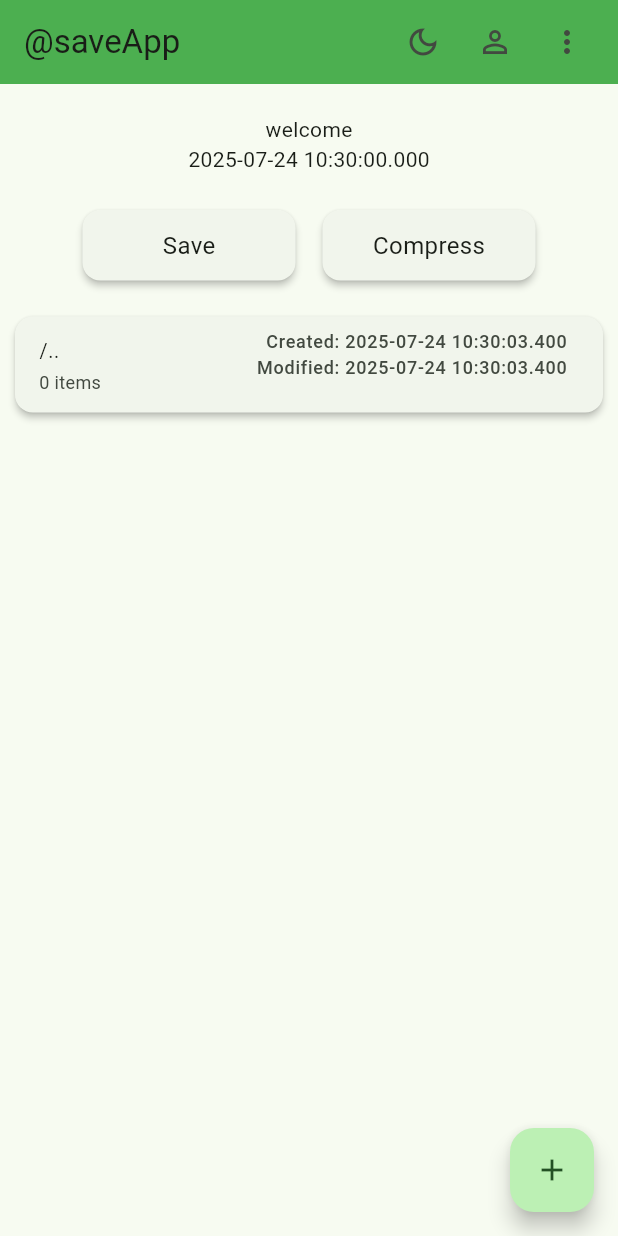
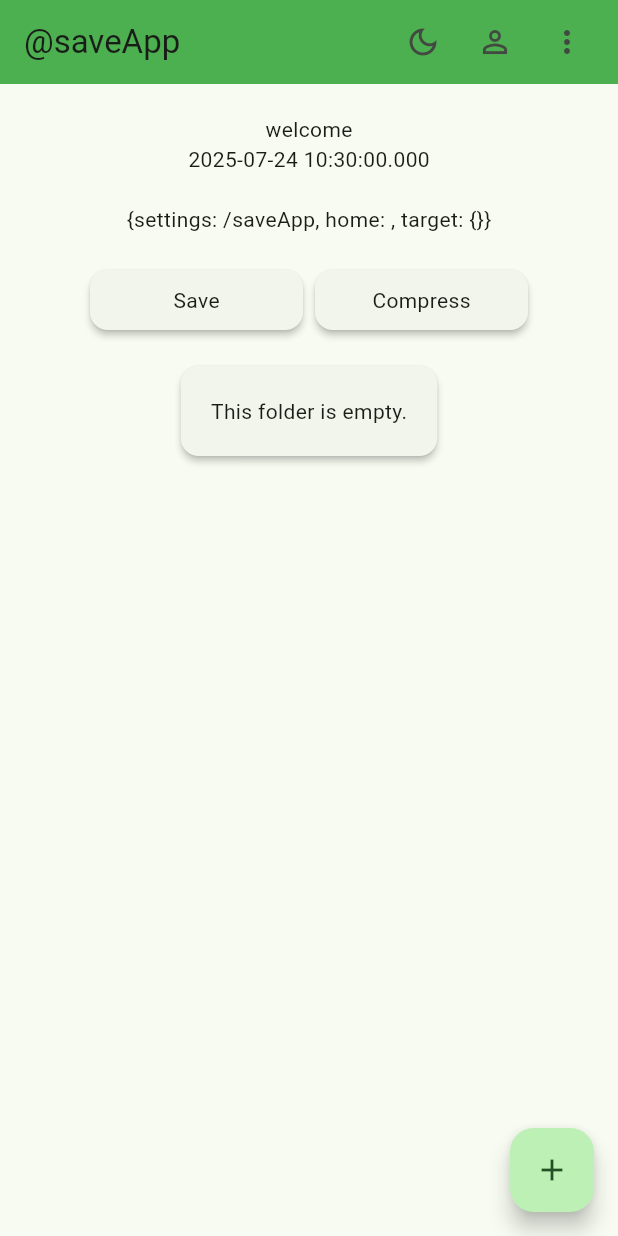
Before and after one commit to xipspace/save-app, a Flutter app: the screen it shows after launch, after a tap on the "add" icon, on a phone screen of 412 x 824 dp. Run offline on Flutter 3.47's test engine with Material 3 defaults, Android fonts, the phone set to English and light mode, and no system bars; our stand-ins replace get.

Commit message:
refactors view and controller

```diff
--- a/lib/app_controller.dart
+++ b/lib/app_controller.dart
@@ -4,13 +4,26 @@ import 'dart:convert';
 import 'package:flutter/material.dart';
 import 'package:get/get.dart';
 
-import 'package:archive/archive.dart';
+import 'app_model.dart';
 
-import 'app_model.dart';
+class AppBindings implements Bindings {
+  @override
+  void dependencies() {
+    Get.put(HomeController());
+    Get.put(StreamController());
+    Get.put(ViewController());
+  }
+}
 
 class HomeController extends GetxController {
   RxString msg = 'welcome'.obs;
   RxString timeStamp = 'time'.obs;
+
+  RxMap<String, dynamic> userSettings = <String, dynamic>{
+    'settings': '', // settings.json location
+    'home': '', // init location
+    'target': {}, // collection of objects to operate
+  }.obs;
 
   void setStamp() => timeStamp.value = DateTime.now().toString();
 
@@ -21,13 +34,10 @@ class HomeController extends GetxController {
   }
 
   @override
-  void onInit() {
-    super.onInit();
+  void onReady() {
+    super.onReady();
     setStamp();
   }
-}
-
-class ViewController extends GetxController {
 
   void showDialog(String title, String content) {
     Get.dialog(
@@ -35,102 +45,67 @@ class ViewController extends GetxController {
         title: Text(title),
         content: Text(content),
         actions: [
-          TextButton(onPressed: () => Get.back(), child: const Text('OK')),
+          TextButton(
+            onPressed: () => Get.back(),
+            child: const Column(children: [SizedBox(width: 50), Text('OK')]),
+          ),
         ],
       ),
     );
   }
-
 }
 
-class VersioningController extends GetxController {
-  final ViewController viewController = Get.find<ViewController>();
+class StreamController extends GetxController {
+  final HomeController home = Get.find<HomeController>();
 
-  RxList<FileObject> folderContents = <FileObject>[].obs;
-  Map<String, dynamic> userSettings = {};
-
-  RxString userSelection = ''.obs;
-
-  String currentPath = '';
-  List<String> pathHistory = [];
-
-  final Map<String, dynamic> defaultSettings = {
-    'settingsAddress': '',
-    'targetAddress': '',
-  };
-
-  VersioningController() {
-    defaultSettings['settingsAddress'] = _localAppDataAddress();
-    defaultSettings['targetAddress'] = Directory.current.path;
-    currentPath = defaultSettings['targetAddress'];
+  String get settingsFilePath {
+    return '${home.userSettings['settings']}${Platform.pathSeparator}settings.json';
   }
 
   @override
   void onReady() async {
     super.onReady();
 
-    final settingsPath = defaultSettings['settingsAddress'];
-    await validateSettings(settingsPath);
-
-    final targetPath =
-        userSettings['targetAddress'] as String? ??
-        defaultSettings['targetAddress'];
-
-    currentPath = targetPath;
-    await loadTarget(targetPath, pushToHistory: false);
+    final folderPath = _localAppData();
+    home.userSettings['settings'] = folderPath;
+    await validateSettings(settingsFilePath);
   }
 
-
-
-  String _settingsAddress(String folderPath) {
-    return '${folderPath.endsWith(Platform.pathSeparator) ? folderPath : '$folderPath${Platform.pathSeparator}'}settings.json';
-  }
-
-  String _localAppDataAddress() {
+  String _localAppData() {
     String appDataPath = Platform.environment['localappdata'] ?? '';
     String appFolder = 'saveApp';
     return '$appDataPath${Platform.pathSeparator}$appFolder';
   }
 
-  // ensures that settings.json exists and is valid
-  Future<void> validateSettings(String basePath) async {
-    final file = File(_settingsAddress(basePath));
+  Future<void> validateSettings(String filePath) async {
+    final file = File(filePath);
 
     try {
       if (!await file.exists()) {
-        // file does not exist, create it with default settings
-        userSettings = Map.from(defaultSettings);
-        await writeSettings(basePath);
+        await createSettings(filePath);
         return;
       }
 
       final contents = await file.readAsString();
 
       if (contents.trim().isEmpty) {
-        // file is empty, write default settings
-        userSettings = Map.from(defaultSettings);
-        await writeSettings(basePath);
+        await createSettings(filePath);
         return;
       }
 
-      // attempt to parse the JSON
       final parsed = jsonDecode(contents);
 
       if (parsed is Map<String, dynamic>) {
-        // load settings directly from the file without merging
-        userSettings = parsed;
+        (home.userSettings).value = parsed;
       } else {
         throw const FormatException('corrupt settings file');
       }
     } catch (_) {
-      // on error, revert to default settings
-      userSettings = Map.from(defaultSettings);
-      await writeSettings(basePath);
+      await createSettings(filePath);
     }
   }
 
-  Future<void> writeSettings(String basePath) async {
-    final filePath = _settingsAddress(basePath);
+  Future<void> createSettings(String filePath) async {
     final file = File(filePath);
     final tempFile = File('$filePath.tmp');
 
@@ -139,66 +114,75 @@ class VersioningController extends GetxController {
       if (!await dir.exists()) {
         await dir.create(recursive: true);
       }
-
-      await tempFile.writeAsString(
-        JsonEncoder.withIndent('  ').convert(userSettings),
-        mode: FileMode.write,
-      );
-
+      await tempFile.writeAsString(JsonEncoder.withIndent('  ').convert(home.userSettings), mode: FileMode.write);
       await tempFile.rename(filePath);
     } catch (e) {
-      viewController.showDialog('Write Error', 'failed to write settings: $e');
+      home.showDialog('Write Error', 'failed to write settings: $e');
     }
   }
 
-  Future<void> updateSetting(String basePath, String key, dynamic value) async {
-    await validateSettings(basePath);
-    userSettings[key] = value;
-    await writeSettings(basePath);
+  Future<dynamic> readSettings(String filePath, String key, [dynamic fallback]) async {
+    await validateSettings(filePath);
+    return home.userSettings.containsKey(key) ? home.userSettings[key] : fallback;
   }
 
-  Future<void> removeSetting(String basePath, String key) async {
-    await validateSettings(basePath);
-    userSettings.remove(key);
-    await writeSettings(basePath);
+  Future<void> updateSettings(String filePath, String key, dynamic value) async {
+    await validateSettings(filePath);
+    home.userSettings[key] = value;
+    await createSettings(filePath);
   }
 
-  Future<dynamic> getSetting(
-    String basePath,
-    String key, [
-    dynamic fallback,
-  ]) async {
-    await validateSettings(basePath);
-    return userSettings.containsKey(key) ? userSettings[key] : fallback;
+  Future<void> deleteSettings(String filePath, String key) async {
+    await validateSettings(filePath);
+    home.userSettings.remove(key);
+    await createSettings(filePath);
+  }
 }
 
-  Future<void> loadTarget(String path, {bool pushToHistory = true}) async {
-    if (pushToHistory) {
-      pathHistory.add(currentPath);
+
+
+class ViewController extends GetxController {
+  final HomeController home = Get.find<HomeController>();
+
+  String viewLocation = '';
+  RxList<FileObject> viewContents = <FileObject>[].obs;
+  final String defaultLocation = Directory.current.path;
+
+  @override
+  void onReady() {
+    super.onReady();
+
+    // try to load from user settings if available
+    final savedLocation = home.userSettings['home'];
+    viewLocation = (savedLocation is String && savedLocation.isNotEmpty) ? savedLocation : defaultLocation;
+
+    readLocation();
   }
 
-    currentPath = path;
-
-    try {
+  // loads the content of viewLocation into viewContents
+  Future<void> readLocation() async {
     final dir = Directory(
-        path.endsWith(Platform.pathSeparator)
-            ? path
-            : '$path${Platform.pathSeparator}',
+      viewLocation.endsWith(Platform.pathSeparator) ? viewLocation : '$viewLocation${Platform.pathSeparator}',
     );
 
     if (!await dir.exists()) {
-        throw Exception('directory does not exist: $path');
+      home.showDialog('Error', 'directory does not exist:\n$viewLocation');
+      return;
     }
 
-      final entries = dir.list();
+    final Map<String, FileObject> previousMap = {for (final item in viewContents) item.identitySignature: item};
+
     List<FileObject> tempContents = [];
 
-      await for (var entry in entries) {
+    await for (final entry in dir.list()) {
       try {
         final stat = await entry.stat();
         final name = entry.path.split(Platform.pathSeparator).last;
         final created = stat.changed;
         final modified = stat.modified;
+        final identity = '${entry.path}|$created';
+
+        FileObject? oldItem = previousMap[identity];
 
         if (entry is File) {
           tempContents.add(
@@ -209,164 +193,48 @@ class VersioningController extends GetxController {
               modified: modified,
               size: stat.size,
               extension: name.contains('.') ? name.split('.').last : '',
-              ),
+            )..isSelected.value = oldItem?.isSelected.value ?? false,
           );
         } else if (entry is Directory) {
           int itemCount = 0;
           try {
             itemCount = await entry.list().length;
-            } catch (_) {
-              // Skip inaccessible folder count
+          } catch (_) {}
+
+          tempContents.add(
+            FolderItem(name: name, path: entry.path, created: created, modified: modified, itemCount: itemCount)
+              ..isSelected.value = oldItem?.isSelected.value ?? false,
+          );
+        }
+      } catch (_) {}
     }
 
-            tempContents.add(
-              FolderItem(
-                name: name,
-                path: entry.path,
-                created: created,
-                modified: modified,
-                itemCount: itemCount,
-              ),
-            );
-          }
-        } catch (_) {
-          // Skip this entry if it can't be accessed
-        }
+    // Always apply sorting before pushing to the UI
+    tempContents.sort((a, b) {
+      final aIsFolder = a is FolderItem ? 0 : 1;
+      final bIsFolder = b is FolderItem ? 0 : 1;
+      final typeCompare = aIsFolder.compareTo(bIsFolder);
+      return typeCompare != 0 ? typeCompare : a.name.toLowerCase().compareTo(b.name.toLowerCase());
+    });
+
+    viewContents.value = tempContents;
   }
 
-      // Add parent ("..") entry if not at root
-      if (!_isRoot(path)) {
-        final parentDir = Directory(path).parent.path;
-        tempContents.insert(
-          0,
-          FolderItem(
-            name: '..',
-            path: parentDir,
-            created: DateTime.now(),
-            modified: DateTime.now(),
-            itemCount: 0,
-          ),
-        );
+  /// sorts viewContents alphabetically by name
+  void sortNameAsc() {
+    viewContents.sort((a, b) => a.name.toLowerCase().compareTo(b.name.toLowerCase()));
   }
 
-      // Sort folders first, then alphabetically
-      tempContents.sort((a, b) {
-        final aIsDir = a is FolderItem;
-        final bIsDir = b is FolderItem;
-        return aIsDir != bIsDir
-            ? (aIsDir ? -1 : 1)
-            : a.name.toLowerCase().compareTo(b.name.toLowerCase());
+  // sorts viewContents with folders first, then files
+  void sortFolderFirst() {
+    viewContents.sort((a, b) {
+      final aIsFolder = a is FolderItem ? 0 : 1;
+      final bIsFolder = b is FolderItem ? 0 : 1;
+      final typeCompare = aIsFolder.compareTo(bIsFolder);
+
+      if (typeCompare != 0) return typeCompare;
+      return a.name.toLowerCase().compareTo(b.name.toLowerCase());
     });
-
-      folderContents
-        ..clear()
-        ..addAll(tempContents);
-    } catch (e) {
-      viewController.showDialog('Error', 'failed to read target: $e');
-    }
-  }
-
-  void goBack() {
-    if (_isRoot(currentPath)) {
-      viewController.showDialog('Warning', 'You are already at the root directory.');
-      return;
-    }
-
-    final parent = Directory(currentPath).parent.path;
-    loadTarget(parent, pushToHistory: false);
-  }
-
-  bool _isRoot(String path) {
-    final dir = Directory(path);
-    return dir.parent.path == path;
   }
 
 }
-
-class ArchiveController extends GetxController {
-  final ViewController viewController = Get.find<ViewController>();
-  final VersioningController versioningController = Get.find<VersioningController>();
-
-  String _generateTimestamp() {
-    final now = DateTime.now().toString();
-    return now.replaceAll(RegExp(r'[^0-9]'), '');
-  }
-
-  String _sanitizeFileName(String name) {
-    return name.toLowerCase().replaceAll(' ', '_');
-  }
-
-  Future<void> compressTargetDirectory() async {
-    final targetPath = versioningController.userSettings['targetAddress'];
-    final dir = Directory(targetPath);
-
-    if (!await dir.exists()) {
-      viewController.showDialog('Error', 'Directory not found: $targetPath');
-      return;
-    }
-
-    final sanitizedName = _sanitizeFileName(
-      dir.path.split(Platform.pathSeparator).last,
-    );
-    final timestamp = _generateTimestamp();
-    final zipName = '${sanitizedName}_$timestamp.zip';
-    final zipPath = '${dir.path}${Platform.pathSeparator}$zipName';
-
-    final archive = Archive();
-    int fileCount = 0;
-    int folderCount = 0;
-    int totalBytes = 0;
-
-    try {
-      await for (final entity in dir.list(
-        recursive: true,
-        followLinks: false,
-      )) {
-        final relativePath = entity.path.replaceFirst(
-          '${dir.path}${Platform.pathSeparator}',
-          '',
-        );
-
-        // Skip the output zip itself if it's inside the same folder
-        if (entity.path == zipPath) continue;
-
-        if (entity is File) {
-          final bytes = await entity.readAsBytes();
-          archive.addFile(ArchiveFile(relativePath, bytes.length, bytes));
-          fileCount++;
-          totalBytes += bytes.length;
-        } else if (entity is Directory) {
-          archive.addFile(
-            ArchiveFile('$relativePath/', 0, []),
-          ); // Add folder entry
-          folderCount++;
-        }
-      }
-
-      // Encode the archive
-      final zipData = ZipEncoder().encode(archive);
-      final outFile = File(zipPath);
-      await outFile.writeAsBytes(zipData);
-
-      viewController.showDialog(
-        'Compression Complete',
-        'Created: $zipName\n'
-            'Files: $fileCount\n'
-            'Folders: $folderCount\n'
-            'Total Size: ${totalBytes ~/ 1024} KB',
-      );
-    } catch (e) {
-      viewController.showDialog('Error', 'Failed to compress: $e');
-    }
-  }
-}
-
-class AppBindings implements Bindings {
-  @override
-  void dependencies() {
-    Get.put(HomeController());
-    Get.put(ViewController());
-    Get.put(VersioningController());
-    Get.put(ArchiveController());
-  }
-}
--- a/lib/app_model.dart
+++ b/lib/app_model.dart
@@ -1,8 +1,11 @@
+import 'package:get/get.dart';
+
 abstract class FileObject {
   final String name;
   final String path;
   final DateTime created;
   final DateTime modified;
+  final RxBool isSelected = false.obs;
 
   FileObject({
     required this.name,
--- a/lib/main.dart
+++ b/lib/main.dart
@@ -37,23 +37,18 @@ class HomeScreen extends StatelessWidget {
 
   @override
   Widget build(BuildContext context) {
-    final controller = Get.find<HomeController>();
-    final viewController = Get.find<ViewController>();
-    final versioningController = Get.find<VersioningController>();
-    final archiveController = Get.find<ArchiveController>();
+    final home = Get.find<HomeController>();
+    final view = Get.find<ViewController>();
+    final stream = Get.find<StreamController>();
 
     final Map<ActionType, VoidCallback> actionMap = {
       ActionType.save: () async {
-        final currentFolder = versioningController.currentPath;
-        await versioningController.updateSetting(
-          versioningController.userSettings['settingsAddress'],
-          'targetAddress',
-          currentFolder,
-        );
-        viewController.showDialog('Target', 'Current target: $currentFolder');
+        final currentFolder = view.viewLocation;
+        await stream.updateSettings(stream.settingsFilePath, 'home', currentFolder);
+        home.showDialog('Target', 'Selected items: ${home.userSettings['target']}');
       },
       ActionType.compress: () async {
-        await archiveController.compressTargetDirectory();
+        // await archive.compressTarget();
       },
     };
 
@@ -75,32 +70,34 @@ class HomeScreen extends StatelessWidget {
             child: Column(
               children: [
                 const SizedBox(height: 20),
-                Obx(() => Text(controller.msg.value)),
-                Obx(() => Text(controller.timeStamp.value)),
+                Obx(() => Text(home.msg.value)),
+                Obx(() => Text(home.timeStamp.value)),
+                const SizedBox(height: 20),
+                Obx(() => Text(home.userSettings.toString())),
                 const SizedBox(height: 20),
                 Wrap(
-                  spacing: 10,
-                  runSpacing: 10,
-                  children:
-                      ActionType.values.map((action) {
+                  // spacing: 5,
+                  // runSpacing: 5,
+                  children: ActionType.values.map((action) {
                     final label = action.name.capitalizeFirst ?? action.name;
-
                     return SizedBox(
                       width: 150,
                       child: Card(
                         elevation: 2,
+                        shape: RoundedRectangleBorder(
+                          borderRadius: BorderRadius.circular(12),
+                        ),
+                        child: Material(
+                          color: Colors.transparent,
+                          shape: RoundedRectangleBorder(
+                            borderRadius: BorderRadius.circular(12),
+                          ),
+                          clipBehavior: Clip.antiAlias, // ensures the ripple is clipped
                           child: InkWell(
                             onTap: actionMap[action],
                             child: Padding(
-                                padding: const EdgeInsets.symmetric(
-                                  vertical: 12,
-                                  horizontal: 20,
-                                ),
-                                child: Center(
-                                  child: Text(
-                                    label,
-                                    style: const TextStyle(fontSize: 16),
-                                  ),
+                              padding: const EdgeInsets.symmetric(vertical: 10, horizontal: 10),
+                              child: Center(child: Text(label)),
                             ),
                           ),
                         ),
@@ -109,62 +106,53 @@ class HomeScreen extends StatelessWidget {
                   }).toList(),
                 ),
                 const SizedBox(height: 20),
-                // Obx(() => Text(versioningController.folderContents.toString())),
+
+
+
                 Card(
                   margin: const EdgeInsets.symmetric(horizontal: 10),
                   elevation: 2,
                   child: Obx(() {
+                    final items = view.viewContents;
+                    if (items.isEmpty) {
+                      return const Padding(padding: EdgeInsets.all(20), child: Text('This folder is empty.'));
+                    }
+
                     return ListView.builder(
                       shrinkWrap: true,
                       physics: const NeverScrollableScrollPhysics(),
-                      itemCount: versioningController.folderContents.length,
+                      itemCount: items.length,
                       itemBuilder: (context, index) {
-                        final item = versioningController.folderContents[index];
+                        final item = items[index];
+                        final displayName = item is FolderItem ? '${item.name}/' : item.name;
 
-                        if (item is FolderItem) {
-                          return ListTile(
+                        return Obx(
+                          () => ListTile(
+                            title: Text(displayName),
                             dense: true,
-                            title: Text('/${item.name}'),
-                            subtitle: Text('${item.itemCount} items'),
-                            trailing: Column(
-                              crossAxisAlignment: CrossAxisAlignment.end,
-                              children: [
-                                Text('Created: ${item.created}'),
-                                Text('Modified: ${item.modified}'),
-                              ],
+                            // visualDensity: VisualDensity.compact,
+                            contentPadding: const EdgeInsets.symmetric(horizontal: 10, vertical: 2),
+                            trailing: Checkbox(
+                              value: item.isSelected.value,
+                              onChanged: (val) => item.isSelected.value = val ?? false,
                             ),
                             onTap: () {
-                              if (item.name == '..') {
-                                versioningController.goBack();
+                              if (item is FolderItem) {
+                                view.viewLocation = item.path;
+                                view.readLocation();
                               } else {
-                                versioningController.userSelection.value = item.path;
-                                versioningController.loadTarget(item.path);
+                                // home.setMsg('Tapped file: ${item.name}');
                               }
                             },
+                          ),
                         );
-                        } else if (item is FileItem) {
-                          return ListTile(
-                            dense: true,
-                            title: Text(item.name),
-                            subtitle: Text('${item.size} bytes'),
-                            trailing: Column(
-                              crossAxisAlignment: CrossAxisAlignment.end,
-                              children: [
-                                Text('Created: ${item.created}'),
-                                Text('Modified: ${item.modified}'),
-                              ],
-                            ),
-                            onTap: () {
-                              versioningController.userSelection.value = item.path;
-                              Get.snackbar('File selected', item.name);
-                            },
-                          );
-                        }
-                        return const SizedBox.shrink();
                       },
                     );
                   }),
                 ),
+
+
+
                 const SizedBox(height: 20),
               ],
             ),
@@ -173,16 +161,7 @@ class HomeScreen extends StatelessWidget {
       ),
       floatingActionButton: FloatingActionButton(
         child: const Icon(Icons.add),
-        onPressed: () async {
-          controller.setStamp();
-          // versioningController.loadTarget(versioningController.userSettings['targetAddress']);
-          final currentFolder = versioningController.currentPath;
-          await versioningController.updateSetting(versioningController.userSettings['settingsAddress'], 'targetAddress', currentFolder);
-          viewController.showDialog(
-            'Target',
-            'Current target: $currentFolder',
-          );
-        },
+        onPressed: () => home.setStamp(),
       ),
     );
   }
```
Also changed, not shown: pubspec.yaml (+5 -5 lines), pubspec.lock, 2 other files. Lines whose indentation alone changed are shown as unchanged.
